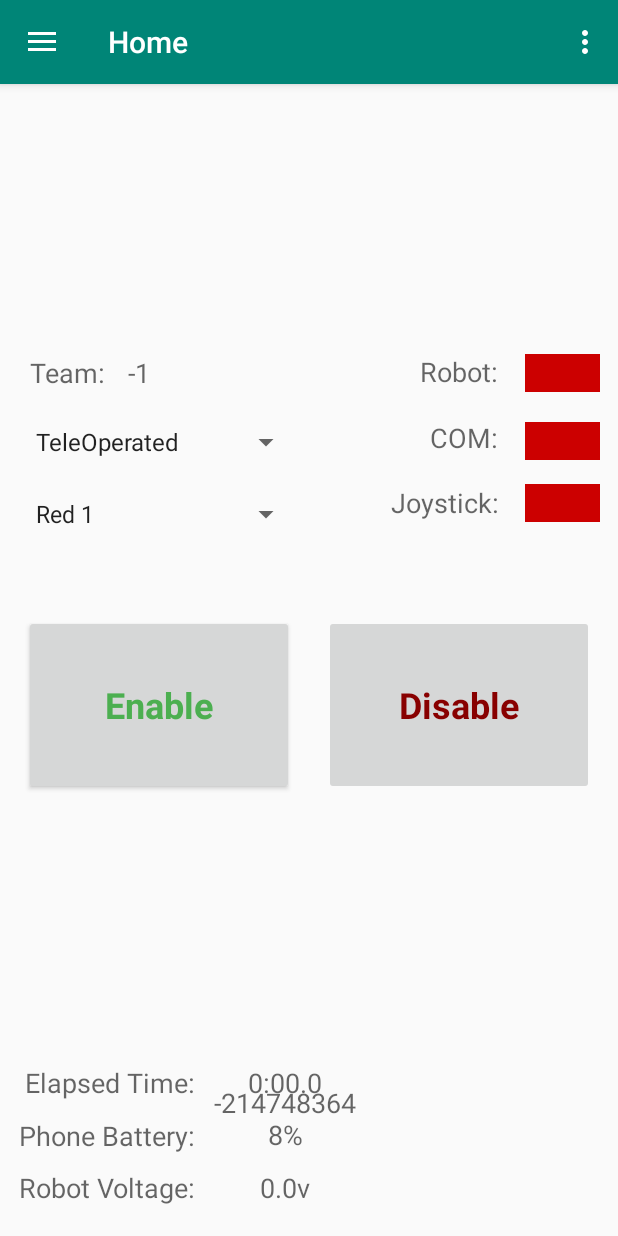
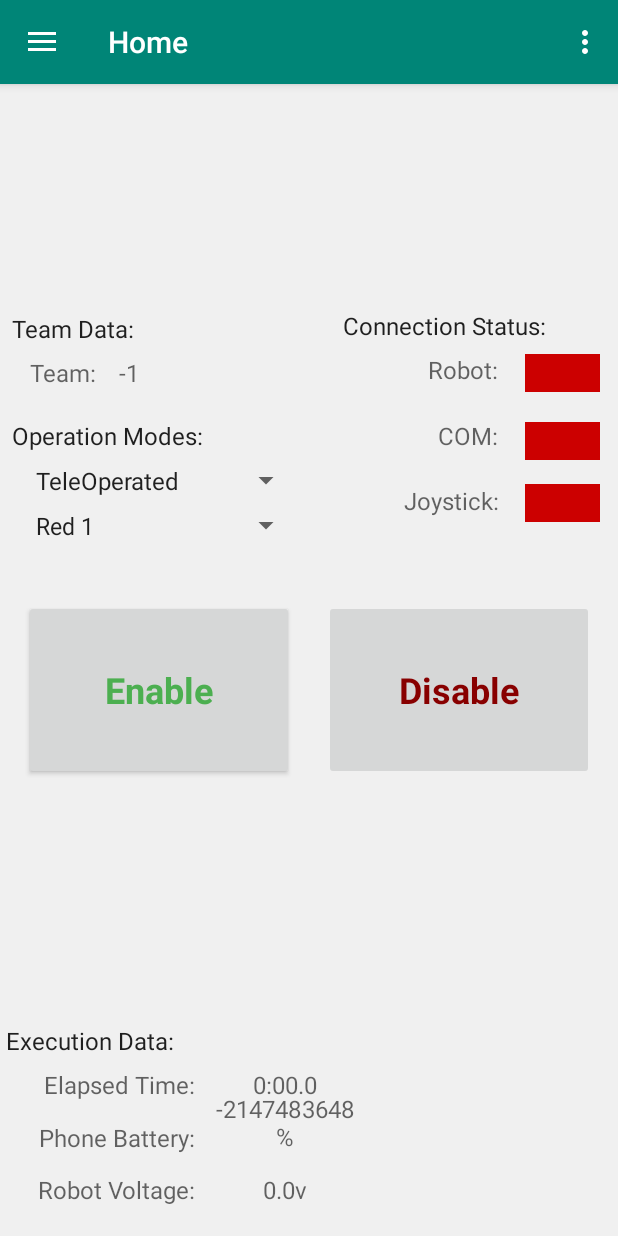
Before and after one commit to Macnolo0x7D4/LiteDS, an Android app: the screen it shows after launch (MainActivity), on a phone screen of 412 x 824 dp. Run offline under Robolectric (Android 15) with nearby library versions, the phone set to English and light mode, and no system bars; our stand-ins replace navigation-ui; libraries missing offline, so code that uses them is left out: me.macnolo.libds; 3 statements that could not run were skipped.

Commit message:
Friendly GUI

```diff
--- a/app/src/main/res/layout/fragment_home.xml
+++ b/app/src/main/res/layout/fragment_home.xml
@@ -3,7 +3,82 @@
     xmlns:app="http://schemas.android.com/apk/res-auto"
     xmlns:tools="http://schemas.android.com/tools"
     android:layout_width="match_parent"
-    android:layout_height="match_parent">
+    android:layout_height="match_parent"
+    android:background="#F0F0F0F0">
+
+  <TextView
+      android:id="@+id/teamLabel6"
+      android:layout_width="wrap_content"
+      android:layout_height="wrap_content"
+      android:layout_marginStart="4dp"
+      android:layout_marginBottom="7dp"
+      android:text="@string/executionMenuTitle"
+      android:textAlignment="textStart"
+      android:textAppearance="@style/TextAppearance.AppCompat.Body1"
+      android:textSize="16sp"
+      app:layout_constraintBottom_toTopOf="@+id/timerLabel"
+      app:layout_constraintStart_toStartOf="parent" />
+
+  <TextView
+      android:id="@+id/teamLabel3"
+      android:layout_width="200dp"
+      android:layout_height="wrap_content"
+      android:layout_marginStart="8dp"
+      android:layout_marginBottom="7dp"
+      android:text="@string/teamMenuTitle"
+      android:textAppearance="@style/TextAppearance.AppCompat.Body1"
+      android:textSize="16sp"
+      app:layout_constraintBottom_toTopOf="@+id/teamLabel"
+      app:layout_constraintStart_toStartOf="parent" />
+
+  <TextView
+      android:id="@+id/teamLabel5"
+      android:layout_width="wrap_content"
+      android:layout_height="wrap_content"
+      android:layout_marginEnd="48dp"
+      android:layout_marginBottom="7dp"
+      android:text="@string/connectionMenuTitle"
+      android:textAppearance="@style/TextAppearance.AppCompat.Body1"
+      android:textSize="16sp"
+      app:layout_constraintBottom_toTopOf="@+id/robotLabel"
+      app:layout_constraintEnd_toEndOf="parent" />
+
+  <TextView
+      android:id="@+id/teamLabel2"
+      android:layout_width="wrap_content"
+      android:layout_height="wrap_content"
+      android:layout_marginStart="8dp"
+      android:layout_marginTop="20dp"
+      android:text="@string/spinnerContextMenuTitle"
+      android:textAppearance="@style/TextAppearance.AppCompat.Body1"
+      android:textSize="16sp"
+      app:layout_constraintStart_toStartOf="parent"
+      app:layout_constraintTop_toBottomOf="@+id/teamLabel" />
+
+  <Spinner
+      android:id="@+id/stationSpinner"
+      style="@android:style/Widget.Material.Light.Spinner"
+      android:layout_width="wrap_content"
+      android:layout_height="30dp"
+      android:layout_marginStart="16dp"
+      android:dropDownWidth="185dp"
+      android:entries="@array/station"
+      android:minWidth="185dp"
+      app:layout_constraintStart_toStartOf="parent"
+      app:layout_constraintTop_toBottomOf="@+id/modeSpinner" />
+
+  <Spinner
+      android:id="@+id/modeSpinner"
+      style="@android:style/Widget.Material.Light.Spinner"
+      android:layout_width="wrap_content"
+      android:layout_height="30dp"
+      android:layout_marginStart="16dp"
+      android:layout_marginTop="4dp"
+      android:dropDownWidth="185dp"
+      android:entries="@array/mode"
+      android:minWidth="185dp"
+      app:layout_constraintStart_toStartOf="parent"
+      app:layout_constraintTop_toBottomOf="@+id/teamLabel2" />
 
   <TextView
       android:id="@+id/batteryLevelLabel2"
@@ -14,6 +89,7 @@
       android:text="0.0v"
       android:textAlignment="center"
       android:textAppearance="@style/TextAppearance.AppCompat.Medium"
+      android:textSize="16sp"
       app:layout_constraintBottom_toBottomOf="parent"
       app:layout_constraintStart_toEndOf="@+id/batteryLabel" />
 
@@ -38,6 +114,7 @@
       android:layout_marginBottom="383dp"
       android:text="@string/main_team"
       android:textAppearance="@style/TextAppearance.AppCompat.Medium"
+      android:textSize="16sp"
       app:layout_constraintBottom_toBottomOf="parent"
       app:layout_constraintStart_toStartOf="parent"
       app:layout_constraintTop_toTopOf="parent" />
@@ -50,6 +127,7 @@
       android:layout_marginBottom="383dp"
       android:text="0000"
       android:textAppearance="@style/TextAppearance.AppCompat.Medium"
+      android:textSize="16sp"
       app:layout_constraintBottom_toBottomOf="parent"
       app:layout_constraintStart_toEndOf="@+id/teamLabel"
       app:layout_constraintTop_toTopOf="parent" />
@@ -63,6 +141,7 @@
       android:text="@string/main_robot"
       android:textAlignment="viewEnd"
       android:textAppearance="@style/TextAppearance.AppCompat.Medium"
+      android:textSize="16sp"
       app:layout_constraintBottom_toBottomOf="parent"
       app:layout_constraintEnd_toEndOf="parent"
       app:layout_constraintTop_toTopOf="parent" />
@@ -77,6 +156,7 @@
       android:text="@string/main_com"
       android:textAlignment="viewEnd"
       android:textAppearance="@style/TextAppearance.AppCompat.Medium"
+      android:textSize="16sp"
       app:layout_constraintBottom_toTopOf="@+id/controlLabel"
       app:layout_constraintEnd_toEndOf="parent"
       app:layout_constraintTop_toBottomOf="@+id/robotLabel" />
@@ -90,6 +170,7 @@
       android:text="@string/main_joystick"
       android:textAlignment="textEnd"
       android:textAppearance="@style/TextAppearance.AppCompat.Medium"
+      android:textSize="16sp"
       app:layout_constraintBottom_toBottomOf="parent"
       app:layout_constraintEnd_toEndOf="parent"
       app:layout_constraintTop_toTopOf="parent" />
@@ -131,30 +212,6 @@
       app:layout_constraintStart_toEndOf="@+id/controlLabel"
       app:layout_constraintTop_toTopOf="parent" />
 
-  <Spinner
-      android:id="@+id/stationSpinner"
-      android:layout_width="wrap_content"
-      android:layout_height="40dp"
-      android:layout_marginStart="16dp"
-      android:layout_marginTop="8dp"
-      android:dropDownWidth="185dp"
-      android:entries="@array/station"
-      android:minWidth="185dp"
-      app:layout_constraintStart_toStartOf="parent"
-      app:layout_constraintTop_toBottomOf="@+id/modeSpinner" />
-
-  <Spinner
-      android:id="@+id/modeSpinner"
-      android:layout_width="wrap_content"
-      android:layout_height="40dp"
-      android:layout_marginStart="16dp"
-      android:layout_marginTop="14dp"
-      android:dropDownWidth="185dp"
-      android:entries="@array/mode"
-      android:minWidth="185dp"
-      app:layout_constraintStart_toStartOf="parent"
-      app:layout_constraintTop_toBottomOf="@+id/teamNumber" />
-
   <TextView
       android:id="@+id/timerLabel"
       android:layout_width="130dp"
@@ -163,6 +220,7 @@
       android:text="@string/main_timer"
       android:textAlignment="viewEnd"
       android:textAppearance="@style/TextAppearance.AppCompat.Medium"
+      android:textSize="16sp"
       app:layout_constraintBottom_toBottomOf="parent"
       app:layout_constraintStart_toStartOf="parent" />
 
@@ -174,6 +232,7 @@
       android:text="@string/main_battery"
       android:textAlignment="viewEnd"
       android:textAppearance="@style/TextAppearance.AppCompat.Medium"
+      android:textSize="16sp"
       app:layout_constraintBottom_toBottomOf="parent"
       app:layout_constraintStart_toStartOf="parent" />
 
@@ -186,6 +245,7 @@
       android:text="Phone Battery:"
       android:textAlignment="viewEnd"
       android:textAppearance="@style/TextAppearance.AppCompat.Medium"
+      android:textSize="16sp"
       app:layout_constraintBottom_toTopOf="@+id/batteryLabel"
       app:layout_constraintStart_toStartOf="parent"
       app:layout_constraintTop_toBottomOf="@+id/timerLabel" />
@@ -199,6 +259,7 @@
       android:text="0:00.0"
       android:textAlignment="center"
       android:textAppearance="@style/TextAppearance.AppCompat.Medium"
+      android:textSize="16sp"
       app:layout_constraintBottom_toBottomOf="parent"
       app:layout_constraintStart_toEndOf="@+id/timerLabel" />
 
@@ -211,13 +272,14 @@
       android:text="0%"
       android:textAlignment="center"
       android:textAppearance="@style/TextAppearance.AppCompat.Medium"
+      android:textSize="16sp"
       app:layout_constraintBottom_toBottomOf="parent"
       app:layout_constraintStart_toEndOf="@+id/phoneBatteryLabel" />
 
   <LinearLayout
       android:layout_width="wrap_content"
       android:layout_height="wrap_content"
-      android:layout_marginTop="60dp"
+      android:layout_marginTop="40dp"
       android:orientation="horizontal"
       android:visibility="visible"
       app:layout_constraintBottom_toBottomOf="parent"
@@ -259,4 +321,11 @@
       android:orientation="vertical"
       app:layout_constraintGuide_begin="20dp" />
 
+  <androidx.constraintlayout.widget.Guideline
+      android:id="@+id/guideline2"
+      android:layout_width="wrap_content"
+      android:layout_height="wrap_content"
+      android:orientation="horizontal"
+      app:layout_constraintGuide_begin="295dp" />
+
 </androidx.constraintlayout.widget.ConstraintLayout>
--- a/app/src/main/res/values/strings.xml
+++ b/app/src/main/res/values/strings.xml
@@ -43,4 +43,8 @@
 
     <string name="credits">Created by Manuel Díaz\nfrom WinT 3794</string>
     <string name="copyright">Copyright © 2020. All rights reserved.\nUnder MIT License.</string>
+    <string name="spinnerContextMenuTitle">Operation Modes:</string>
+    <string name="teamMenuTitle">Team Data:</string>
+    <string name="connectionMenuTitle">Connection Status:</string>
+    <string name="executionMenuTitle">Execution Data:</string>
 </resources>
```
